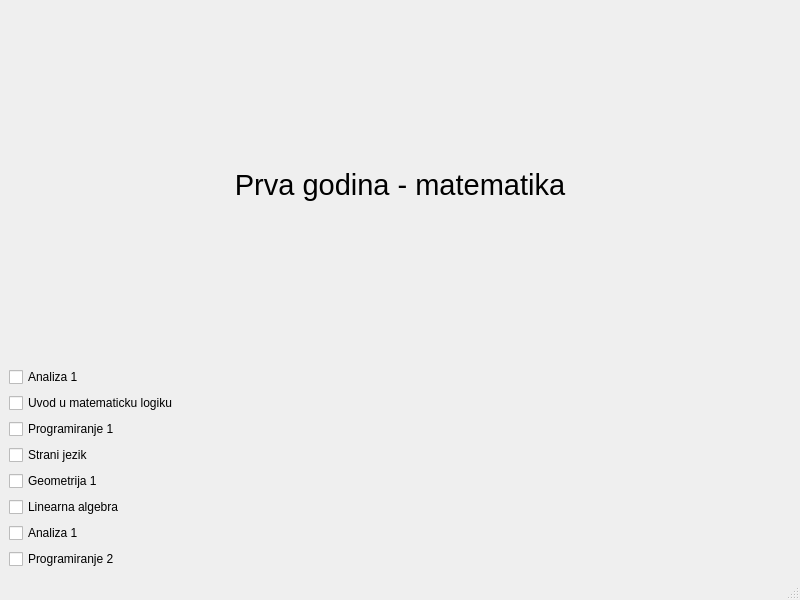
This is Planer/FirstYearM.ui in stenjo1/MATF_Planner as Qt 5 draws it before an edit. The edited form follows.
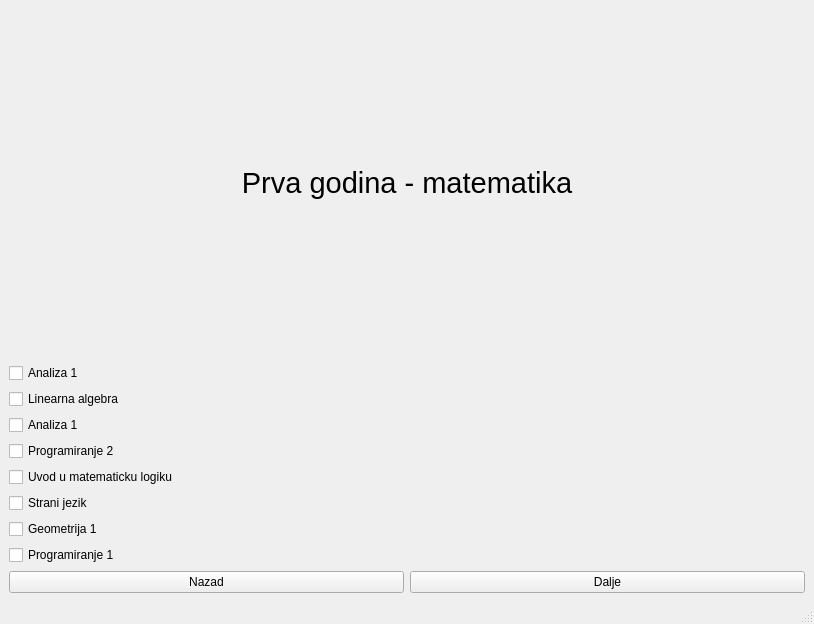
This is the edited form.

What changed in the file:
```diff
--- a/Planer/FirstYearM.ui
+++ b/Planer/FirstYearM.ui
@@ -6,8 +6,8 @@
    <rect>
     <x>0</x>
     <y>0</y>
-    <width>800</width>
-    <height>600</height>
+    <width>814</width>
+    <height>624</height>
    </rect>
   </property>
   <property name="windowTitle">
@@ -42,6 +42,27 @@
         </property>
        </widget>
       </item>
+      <item>
+       <widget class="QCheckBox" name="checkBox_5">
+        <property name="text">
+         <string>Linearna algebra</string>
+        </property>
+       </widget>
+      </item>
+      <item>
+       <widget class="QCheckBox" name="checkBox_9">
+        <property name="text">
+         <string>Analiza 1</string>
+        </property>
+       </widget>
+      </item>
+      <item>
+       <widget class="QCheckBox" name="checkBox_6">
+        <property name="text">
+         <string>Programiranje 2</string>
+        </property>
+       </widget>
+      </item>
       <item>
        <widget class="QCheckBox" name="checkBox_4">
         <property name="text">
@@ -49,13 +70,6 @@
         </property>
        </widget>
       </item>
-      <item>
-       <widget class="QCheckBox" name="checkBox_3">
-        <property name="text">
-         <string>Programiranje 1</string>
-        </property>
-       </widget>
-      </item>
       <item>
        <widget class="QCheckBox" name="checkBox_10">
         <property name="text">
@@ -63,10 +77,6 @@
         </property>
        </widget>
       </item>
-     </layout>
-    </item>
-    <item>
-     <layout class="QVBoxLayout" name="verticalLayout_2">
       <item>
        <widget class="QCheckBox" name="checkBox_8">
         <property name="text">
@@ -75,23 +85,27 @@
        </widget>
       </item>
       <item>
-       <widget class="QCheckBox" name="checkBox_5">
+       <widget class="QCheckBox" name="checkBox_3">
         <property name="text">
-         <string>Linearna algebra</string>
+         <string>Programiranje 1</string>
         </property>
        </widget>
       </item>
+     </layout>
+    </item>
+    <item>
+     <layout class="QHBoxLayout" name="horizontalLayout">
       <item>
-       <widget class="QCheckBox" name="checkBox_9">
+       <widget class="QPushButton" name="pbBack">
         <property name="text">
-         <string>Analiza 1</string>
+         <string>Nazad</string>
         </property>
        </widget>
       </item>
       <item>
-       <widget class="QCheckBox" name="checkBox_6">
+       <widget class="QPushButton" name="pbNext">
         <property name="text">
-         <string>Programiranje 2</string>
+         <string>Dalje</string>
         </property>
        </widget>
       </item>
```
Left out of the diff: 4 changed lines with no effect on the pictures.
